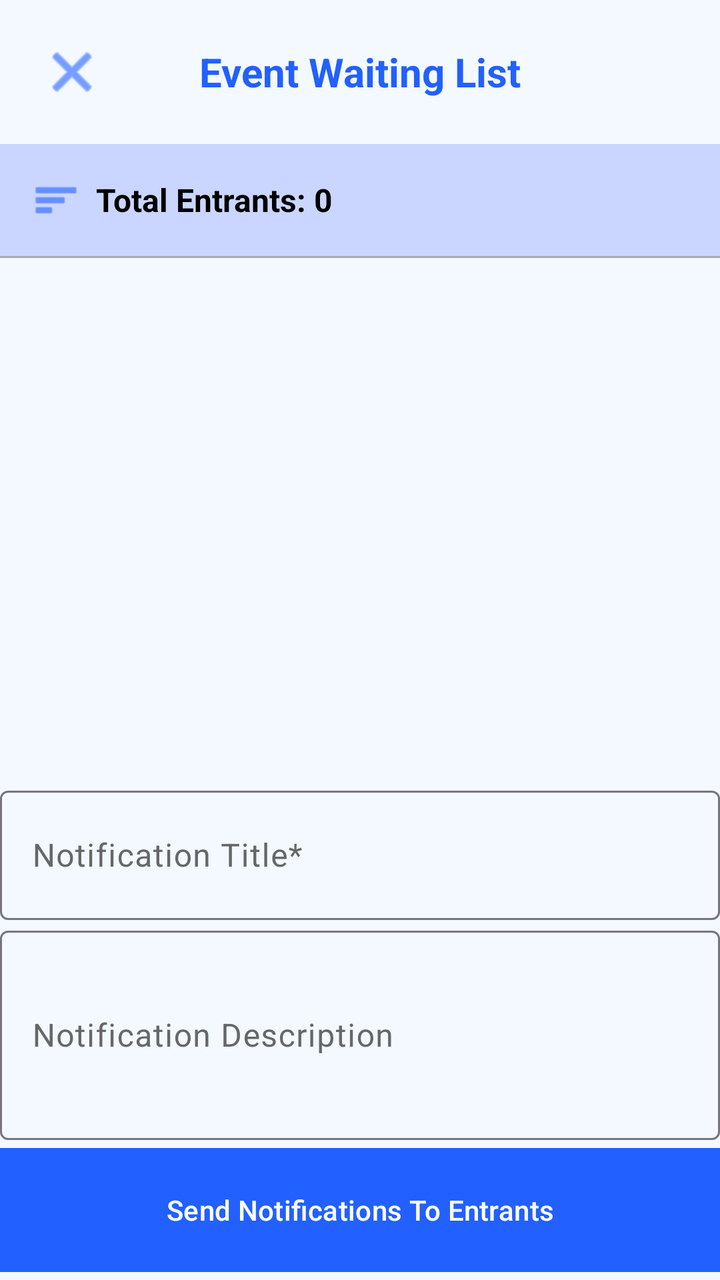
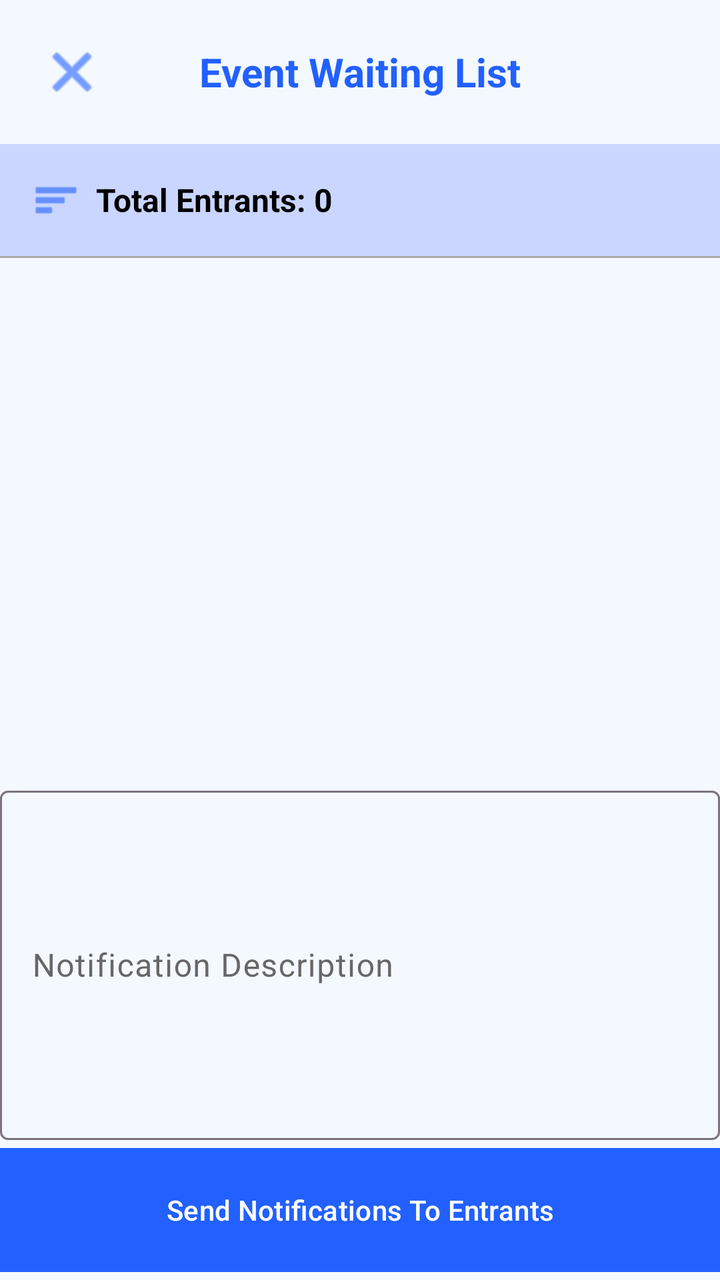

Before-and-after screenshots of an Android layout around one commit, followed by the original layout XML and the change that was made.
<!-- AndroidManifest.xml: activity theme Theme.GitCat_events -->
<!-- res/layout/activity_waitlist_view.xml -->
<?xml version="1.0" encoding="utf-8"?>
<LinearLayout xmlns:android="http://schemas.android.com/apk/res/android"
    xmlns:app="http://schemas.android.com/apk/res-auto"
    xmlns:tools="http://schemas.android.com/tools"
    android:layout_width="match_parent"
    android:layout_height="match_parent"
    android:background="@color/background_color"
    android:orientation="vertical">

    
    <RelativeLayout
        android:layout_width="match_parent"
        android:layout_height="wrap_content"
        android:elevation="4dp"
        android:padding="16dp">

        <ImageButton
            android:id="@+id/btnBack"
            android:layout_width="40dp"
            android:layout_height="40dp"
            android:layout_alignParentStart="true"
            android:layout_centerVertical="true"
            android:background="?attr/selectableItemBackgroundBorderless"
            android:contentDescription="Back"
            android:src="@android:drawable/ic_menu_close_clear_cancel"
            app:tint="@color/button_color" />

        <TextView
            android:id="@+id/tvEventName"
            android:layout_width="wrap_content"
            android:layout_height="wrap_content"
            android:layout_centerInParent="true"
            android:text="Event Waiting List"
            android:textColor="@color/text_color_colored"
            android:textSize="20sp"
            android:textStyle="bold" />
    </RelativeLayout>

    
    <LinearLayout
        android:layout_width="match_parent"
        android:layout_height="wrap_content"
        android:background="@color/container_color"
        android:gravity="center_vertical"
        android:orientation="horizontal"
        android:padding="16dp">

        <ImageView
            android:layout_width="24dp"
            android:layout_height="24dp"
            android:layout_marginEnd="8dp"
            android:src="@android:drawable/ic_menu_sort_by_size"
            app:tint="@color/button_color" />

        <TextView
            android:id="@+id/tvWaitlistCount"
            android:layout_width="wrap_content"
            android:layout_height="wrap_content"
            android:text="Total Entrants: 0"
            android:textColor="@color/text_color_dark"
            android:textSize="16sp"
            android:textStyle="bold" />
    </LinearLayout>

    

    

    

    <TextView
        android:id="@+id/tvWaitlistEmpty"
        android:layout_width="match_parent"
        android:layout_height="0dp"
        android:layout_weight="1"
        android:gravity="center"
        android:text="No entrants on the waiting list yet"
        android:textColor="@color/text_color_dark"
        android:textSize="16sp"
        android:visibility="gone" />

    <LinearLayout
        android:layout_width="match_parent"
        android:layout_height="match_parent"
        android:orientation="vertical">

        <View
            android:layout_width="match_parent"
            android:layout_height="1dp"
            android:background="@android:color/darker_gray" />

        <androidx.recyclerview.widget.RecyclerView
            android:id="@+id/rvWaitlist"
            android:layout_width="match_parent"
            android:layout_height="388dp"
            android:layout_weight="1"
            android:clipToPadding="false"
            android:padding="8dp">

        </androidx.recyclerview.widget.RecyclerView>

        <LinearLayout
            android:layout_width="match_parent"
            android:layout_height="250dp"
            android:orientation="vertical">

            <com.google.android.material.textfield.TextInputLayout
                android:id="@+id/textInputLayout"
                android:layout_width="match_parent"
                android:layout_height="70dp"
                android:textColorHint="@color/text_color_medium"
                app:helperTextTextColor="@color/text_color_medium"
                app:hintTextColor="@color/text_color_medium"
                app:placeholderTextColor="@color/text_color_medium"
                app:prefixTextColor="@color/text_color_medium"
                app:suffixTextColor="@color/text_color_medium">

                <com.google.android.material.textfield.TextInputEditText
                    android:id="@+id/waitingListNotifTitleText"
                    android:layout_width="match_parent"
                    android:layout_height="match_parent"
                    android:hint="Notification Title*" />
            </com.google.android.material.textfield.TextInputLayout>

            <com.google.android.material.textfield.TextInputLayout
                android:id="@+id/textInputLayout2"
                android:layout_width="match_parent"
                android:layout_height="110dp"
                android:textColorHint="@color/text_color_medium"
                app:helperTextTextColor="@color/text_color_medium"
                app:hintTextColor="@color/text_color_medium"
                app:placeholderTextColor="@color/text_color_medium"
                app:prefixTextColor="@color/text_color_medium"
                app:suffixTextColor="@color/text_color_medium">

                <com.google.android.material.textfield.TextInputEditText
                    android:id="@+id/waitingListNotifDescription"
                    android:layout_width="match_parent"
                    android:layout_height="match_parent"
                    android:hint="Notification Description" />
            </com.google.android.material.textfield.TextInputLayout>

            <Button
                android:id="@+id/waitingListSendNotif"
                android:layout_width="match_parent"
                android:layout_height="70dp"
                android:layout_marginTop="0dp"
                android:backgroundTint="@color/button_color"
                android:text="Send Notifications To Entrants"
                android:textColor="@color/text_color_light"
                app:cornerRadius="0dp" />
        </LinearLayout>

    </LinearLayout>

</LinearLayout>
<!-- resources referenced by this layout -->
<resources>
  <color name="background_color">#F3F9FF</color>
  <color name="button_color">#2260ff</color>
  <color name="container_color">#CAD6ff</color>
  <color name="text_color_colored">#2260ff</color>
  <color name="text_color_dark">#000000</color>
  <color name="text_color_light">#ffffff</color>
  <color name="text_color_medium">#676767</color>
  <style name="Theme.GitCat_events" parent="Base.Theme.GitCat_events" />
  <style name="Base.Theme.GitCat_events" parent="Theme.Material3.DayNight.NoActionBar">
          
          
      </style>
</resources>

<!-- the commit's change to res/layout/activity_waitlist_view.xml (unified diff, before → after) -->
@@ -105,27 +105,9 @@
             android:orientation="vertical">
 
             <com.google.android.material.textfield.TextInputLayout
-                android:id="@+id/textInputLayout"
-                android:layout_width="match_parent"
-                android:layout_height="70dp"
-                android:textColorHint="@color/text_color_medium"
-                app:helperTextTextColor="@color/text_color_medium"
-                app:hintTextColor="@color/text_color_medium"
-                app:placeholderTextColor="@color/text_color_medium"
-                app:prefixTextColor="@color/text_color_medium"
-                app:suffixTextColor="@color/text_color_medium">
-
-                <com.google.android.material.textfield.TextInputEditText
-                    android:id="@+id/waitingListNotifTitleText"
-                    android:layout_width="match_parent"
-                    android:layout_height="match_parent"
-                    android:hint="Notification Title*" />
-            </com.google.android.material.textfield.TextInputLayout>
-
-            <com.google.android.material.textfield.TextInputLayout
                 android:id="@+id/textInputLayout2"
                 android:layout_width="match_parent"
-                android:layout_height="110dp"
+                android:layout_height="180dp"
                 android:textColorHint="@color/text_color_medium"
                 app:helperTextTextColor="@color/text_color_medium"
                 app:hintTextColor="@color/text_color_medium"
